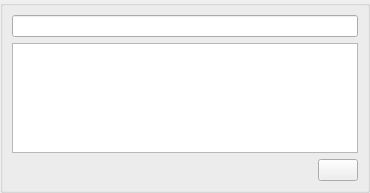
The window that devices/synccollectionwidget.ui (polpo/cantata-mac) describes before a commit, drawn with Qt 5.
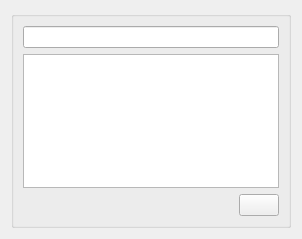
The same window after the commit. Custom widgets are drawn as their Qt base class.

Commit message: Show number of selected artists, albums, and songs in sync dialog

Patch:
```diff
--- a/devices/synccollectionwidget.ui
+++ b/devices/synccollectionwidget.ui
@@ -6,34 +6,28 @@
    <rect>
     <x>0</x>
     <y>0</y>
-    <width>370</width>
-    <height>193</height>
+    <width>302</width>
+    <height>239</height>
    </rect>
   </property>
-  <layout class="QVBoxLayout" name="verticalLayout">
-   <property name="margin">
-    <number>0</number>
-   </property>
-   <item>
+  <layout class="QGridLayout" name="gridLayout_2">
+   <item row="0" column="0">
     <widget class="QGroupBox" name="groupBox">
      <layout class="QGridLayout" name="gridLayout">
       <item row="1" column="0" colspan="2">
        <widget class="TreeView" name="tree"/>
       </item>
-      <item row="3" column="0">
-       <spacer name="horizontalSpacer">
-        <property name="orientation">
-         <enum>Qt::Horizontal</enum>
+      <item row="2" column="0">
+       <widget class="SqueezedTextLabel" name="selection">
+        <property name="sizePolicy">
+         <sizepolicy hsizetype="MinimumExpanding" vsizetype="Preferred">
+          <horstretch>0</horstretch>
+          <verstretch>0</verstretch>
+         </sizepolicy>
         </property>
-        <property name="sizeHint" stdset="0">
-         <size>
-          <width>294</width>
-          <height>20</height>
-         </size>
-        </property>
-       </spacer>
+       </widget>
       </item>
-      <item row="3" column="1">
+      <item row="2" column="1">
        <widget class="QPushButton" name="button"/>
       </item>
       <item row="0" column="0" colspan="2">
@@ -45,6 +39,11 @@
   </layout>
  </widget>
  <customwidgets>
+  <customwidget>
+   <class>SqueezedTextLabel</class>
+   <extends>QLabel</extends>
+   <header>squeezedtextlabel.h</header>
+  </customwidget>
   <customwidget>
    <class>LineEdit</class>
    <extends>QLineEdit</extends>
```
Left out of the diff: 6 changed lines with no effect on the pictures. The commit also changes 3 other files.
